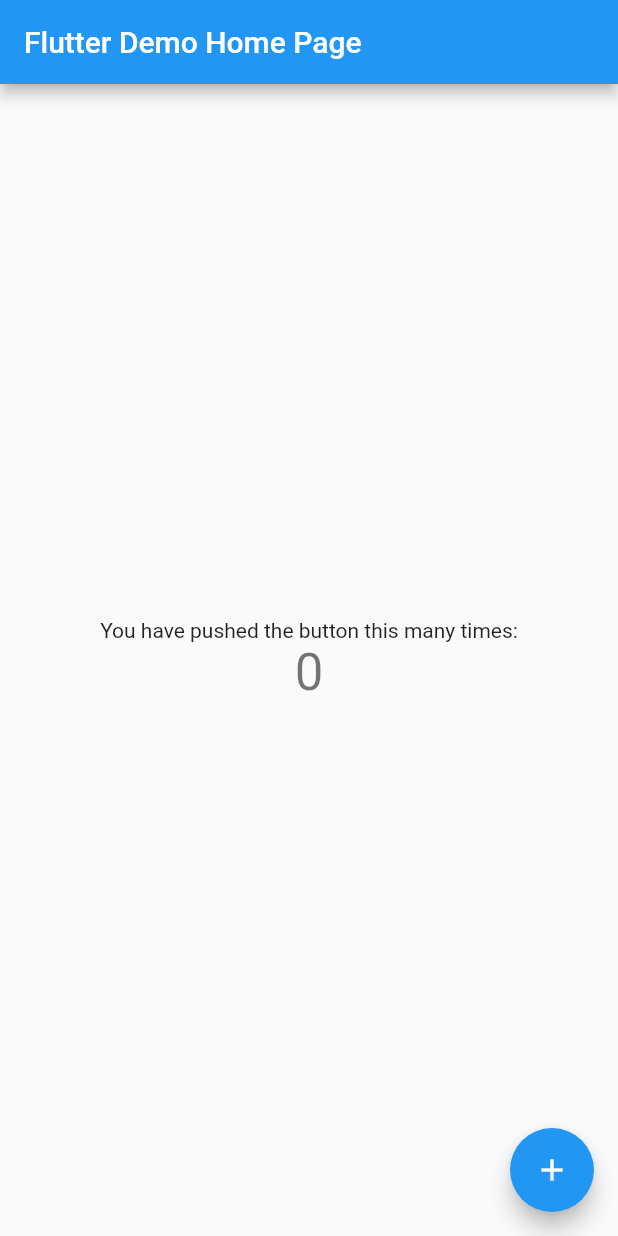
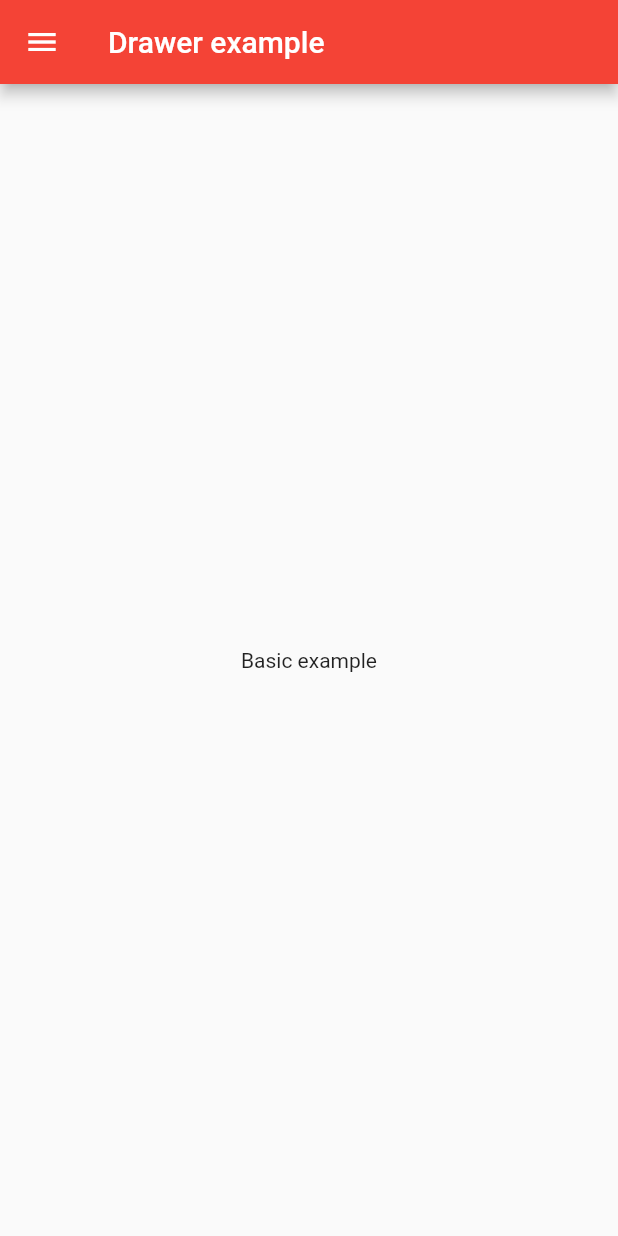
Before and after one commit to augustosalazar/f_202010_drawer, a Flutter app: the screen it shows after launch, on a phone screen of 412 x 824 dp. Run offline on Flutter 3.47's test engine with Material 2 defaults, Android fonts, the phone set to English and light mode, and no system bars.

Commit message:
basic example working

```diff
--- a/lib/main.dart
+++ b/lib/main.dart
@@ -1,111 +1,18 @@
+import 'package:f_202019_drawer/pages/drawer_home.dart';
 import 'package:flutter/material.dart';
 
 void main() => runApp(MyApp());
 
 class MyApp extends StatelessWidget {
-  // This widget is the root of your application.
   @override
   Widget build(BuildContext context) {
     return MaterialApp(
       title: 'Flutter Demo',
       theme: ThemeData(
-        // This is the theme of your application.
-        //
-        // Try running your application with "flutter run". You'll see the
-        // application has a blue toolbar. Then, without quitting the app, try
-        // changing the primarySwatch below to Colors.green and then invoke
-        // "hot reload" (press "r" in the console where you ran "flutter run",
-        // or simply save your changes to "hot reload" in a Flutter IDE).
-        // Notice that the counter didn't reset back to zero; the application
-        // is not restarted.
-        primarySwatch: Colors.blue,
+        primarySwatch: Colors.red,
+        accentColor: Color(0xFFFEF9EB),
       ),
-      home: MyHomePage(title: 'Flutter Demo Home Page'),
+        home: DrawerHome(title: "Drawer example")
     );
   }
 }
-
-class MyHomePage extends StatefulWidget {
-  MyHomePage({Key key, this.title}) : super(key: key);
-
-  // This widget is the home page of your application. It is stateful, meaning
-  // that it has a State object (defined below) that contains fields that affect
-  // how it looks.
-
-  // This class is the configuration for the state. It holds the values (in this
-  // case the title) provided by the parent (in this case the App widget) and
-  // used by the build method of the State. Fields in a Widget subclass are
-  // always marked "final".
-
-  final String title;
-
-  @override
-  _MyHomePageState createState() => _MyHomePageState();
-}
-
-class _MyHomePageState extends State<MyHomePage> {
-  int _counter = 0;
-
-  void _incrementCounter() {
-    setState(() {
-      // This call to setState tells the Flutter framework that something has
-      // changed in this State, which causes it to rerun the build method below
-      // so that the display can reflect the updated values. If we changed
-      // _counter without calling setState(), then the build method would not be
-      // called again, and so nothing would appear to happen.
-      _counter++;
-    });
-  }
-
-  @override
-  Widget build(BuildContext context) {
-    // This method is rerun every time setState is called, for instance as done
-    // by the _incrementCounter method above.
-    //
-    // The Flutter framework has been optimized to make rerunning build methods
-    // fast, so that you can just rebuild anything that needs updating rather
-    // than having to individually change instances of widgets.
-    return Scaffold(
-      appBar: AppBar(
-        // Here we take the value from the MyHomePage object that was created by
-        // the App.build method, and use it to set our appbar title.
-        title: Text(widget.title),
-      ),
-      body: Center(
-        // Center is a layout widget. It takes a single child and positions it
-        // in the middle of the parent.
-        child: Column(
-          // Column is also a layout widget. It takes a list of children and
-          // arranges them vertically. By default, it sizes itself to fit its
-          // children horizontally, and tries to be as tall as its parent.
-          //
-          // Invoke "debug painting" (press "p" in the console, choose the
-          // "Toggle Debug Paint" action from the Flutter Inspector in Android
-          // Studio, or the "Toggle Debug Paint" command in Visual Studio Code)
-          // to see the wireframe for each widget.
-          //
-          // Column has various properties to control how it sizes itself and
-          // how it positions its children. Here we use mainAxisAlignment to
-          // center the children vertically; the main axis here is the vertical
-          // axis because Columns are vertical (the cross axis would be
-          // horizontal).
-          mainAxisAlignment: MainAxisAlignment.center,
-          children: <Widget>[
-            Text(
-              'You have pushed the button this many times:',
-            ),
-            Text(
-              '$_counter',
-              style: Theme.of(context).textTheme.display1,
-            ),
-          ],
-        ),
-      ),
-      floatingActionButton: FloatingActionButton(
-        onPressed: _incrementCounter,
-        tooltip: 'Increment',
-        child: Icon(Icons.add),
-      ), // This trailing comma makes auto-formatting nicer for build methods.
-    );
-  }
-}
--- a/lib/pages/drawer_home.dart
+++ b/lib/pages/drawer_home.dart
@@ -0,0 +1,18 @@
+import 'package:f_202019_drawer/widgets/my_drawer.dart';
+import 'package:flutter/material.dart';
+
+class DrawerHome extends StatelessWidget {
+  final String title;
+
+  DrawerHome({Key key, this.title}) : super(key: key);
+
+ @override
+  Widget build(BuildContext context) {
+    return Scaffold(
+      appBar: AppBar(title: Text(title)),
+      body: Center(child: Text('Basic example')),
+      drawer: new MyDrawer(),
+    );
+  }
+
+}
```
Also changed, not shown: lib/pages/page1.dart (added, +14 -0 lines), lib/pages/page2.dart (added, +14 -0 lines), lib/widgets/my_drawer.dart (+5 -24 lines).
